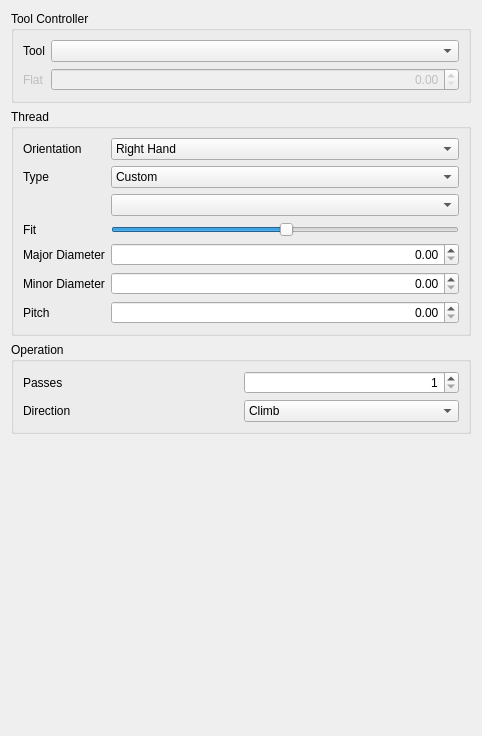
The window that src/Mod/Path/Gui/Resources/panels/PageOpThreadMillingEdit.ui (southseact-3d/fcd) describes before a commit, drawn with Qt 5.
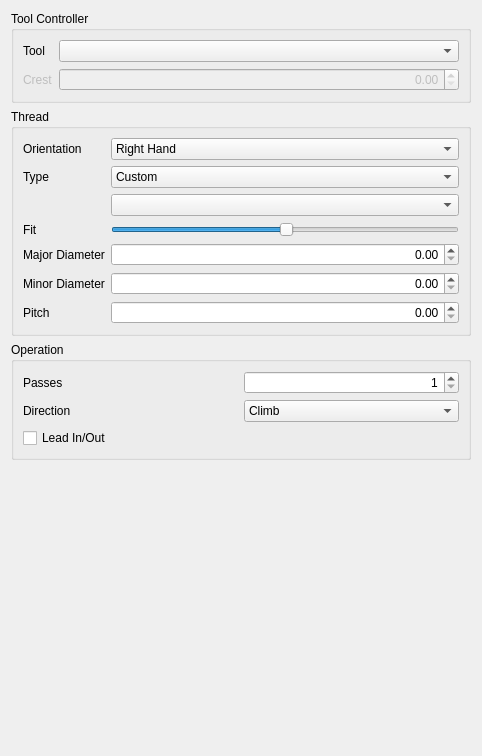
The same window after the commit. Custom widgets are drawn as their Qt base class.

Commit message: Added actual thread milling path generation.

```diff
--- a/src/Mod/Path/Gui/Resources/panels/PageOpThreadMillingEdit.ui
+++ b/src/Mod/Path/Gui/Resources/panels/PageOpThreadMillingEdit.ui
@@ -7,7 +7,7 @@
     <x>0</x>
     <y>0</y>
     <width>482</width>
-    <height>736</height>
+    <height>756</height>
    </rect>
   </property>
   <property name="windowTitle">
@@ -167,7 +167,7 @@
          <bool>false</bool>
         </property>
         <property name="text">
-         <string>Flat</string>
+         <string>Crest</string>
         </property>
        </widget>
       </item>
@@ -231,6 +231,13 @@
         </item>
        </widget>
       </item>
+      <item row="2" column="0">
+       <widget class="QCheckBox" name="leadInOut">
+        <property name="text">
+         <string>Lead In/Out</string>
+        </property>
+       </widget>
+      </item>
      </layout>
     </widget>
    </item>
```
The commit also changes 2 other files.
